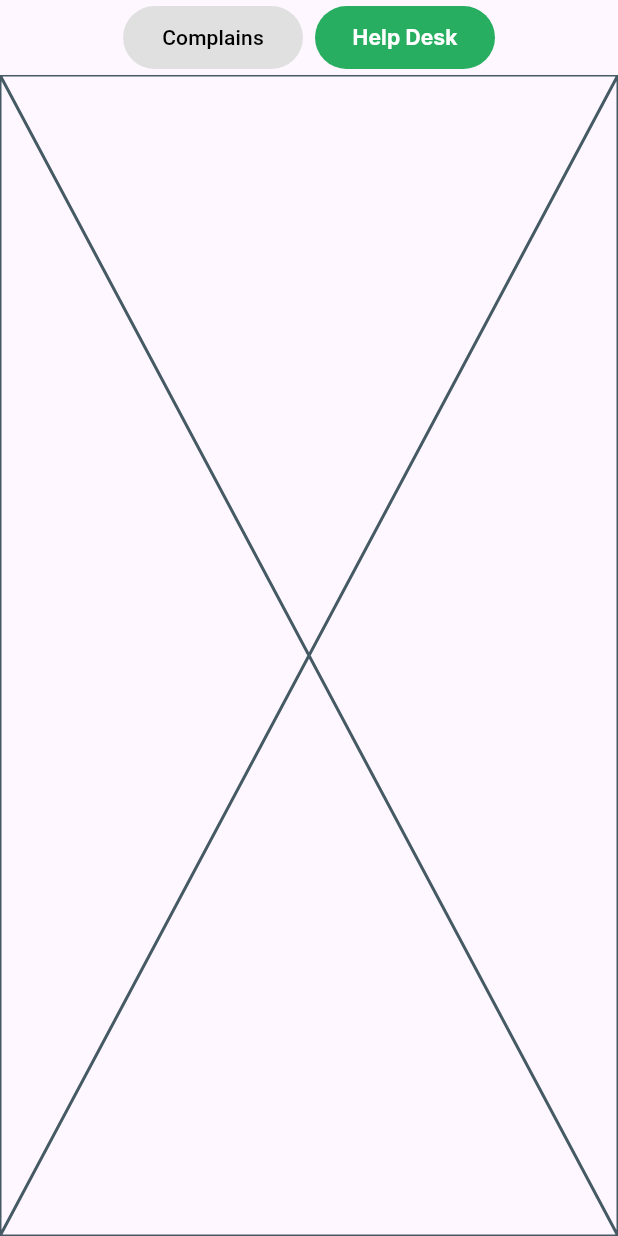
After one commit to fwdAndroid/jilani_admin, a Flutter app: the ReportsSupport screen opened directly, item 2 of the bottom bar chosen, on a phone screen of 412 x 824 dp. The commit adds this screen. Run offline on Flutter 3.47's test engine with Material 3 defaults, Android fonts, the phone set to English and light mode, and no system bars; drawn by our look-alikes of buttons_tabbar; our stand-ins replace cloud_firestore, firebase_auth, firebase_core, google_fonts; accounts and stored records are empty.

Commit message:
more tabs

```diff
--- a/lib/screen/main/pages/reports_support.dart
+++ b/lib/screen/main/pages/reports_support.dart
@@ -1,4 +1,9 @@
+import 'package:buttons_tabbar/buttons_tabbar.dart';
 import 'package:flutter/material.dart';
+import 'package:google_fonts/google_fonts.dart';
+import 'package:jilani_admin/screen/tab/complains.dart';
+import 'package:jilani_admin/screen/tab/helpdesk.dart';
+import 'package:jilani_admin/utils/color.dart';
 
 class ReportsSupport extends StatefulWidget {
   const ReportsSupport({super.key});
@@ -10,6 +15,46 @@ class ReportsSupport extends StatefulWidget {
 class _ReportsSupportState extends State<ReportsSupport> {
   @override
   Widget build(BuildContext context) {
-    return const Placeholder();
+    return Scaffold(
+      body: SafeArea(
+        child: DefaultTabController(
+          length: 2,
+          child: Column(
+            children: <Widget>[
+              ButtonsTabBar(
+                labelSpacing: 60,
+                radius: 100,
+                contentCenter: true,
+                width: 120,
+                height: 50,
+                backgroundColor: mainColor,
+                unselectedLabelStyle: TextStyle(color: black),
+                labelStyle: TextStyle(
+                    color: Colors.white,
+                    fontWeight: FontWeight.bold,
+                    fontSize: 14,
+                    fontFamily: GoogleFonts.inter().fontFamily),
+                tabs: [
+                  Tab(
+                    text: "Complains",
+                  ),
+                  Tab(
+                    text: "Help Desk",
+                  ),
+                ],
+              ),
+              Expanded(
+                child: TabBarView(
+                  children: <Widget>[
+                    Complains(),
+                    HelpDesk(),
+                  ],
+                ),
+              ),
+            ],
+          ),
+        ),
+      ),
+    );
   }
 }
--- /dev/null
+++ b/lib/screen/tab/complains.dart
@@ -0,0 +1,15 @@
+import 'package:flutter/material.dart';
+
+class Complains extends StatefulWidget {
+  const Complains({super.key});
+
+  @override
+  State<Complains> createState() => _ComplainsState();
+}
+
+class _ComplainsState extends State<Complains> {
+  @override
+  Widget build(BuildContext context) {
+    return const Placeholder();
+  }
+}
--- /dev/null
+++ b/lib/screen/tab/helpdesk.dart
@@ -0,0 +1,15 @@
+import 'package:flutter/material.dart';
+
+class HelpDesk extends StatefulWidget {
+  const HelpDesk({super.key});
+
+  @override
+  State<HelpDesk> createState() => _HelpDeskState();
+}
+
+class _HelpDeskState extends State<HelpDesk> {
+  @override
+  Widget build(BuildContext context) {
+    return const Placeholder();
+  }
+}
```
